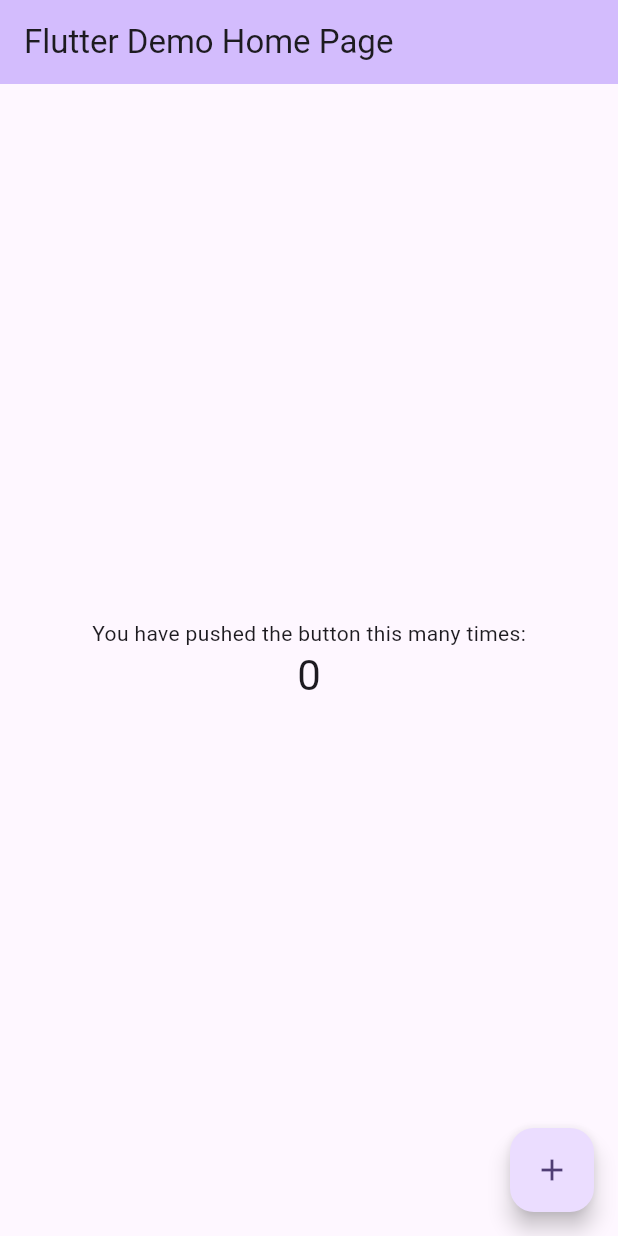
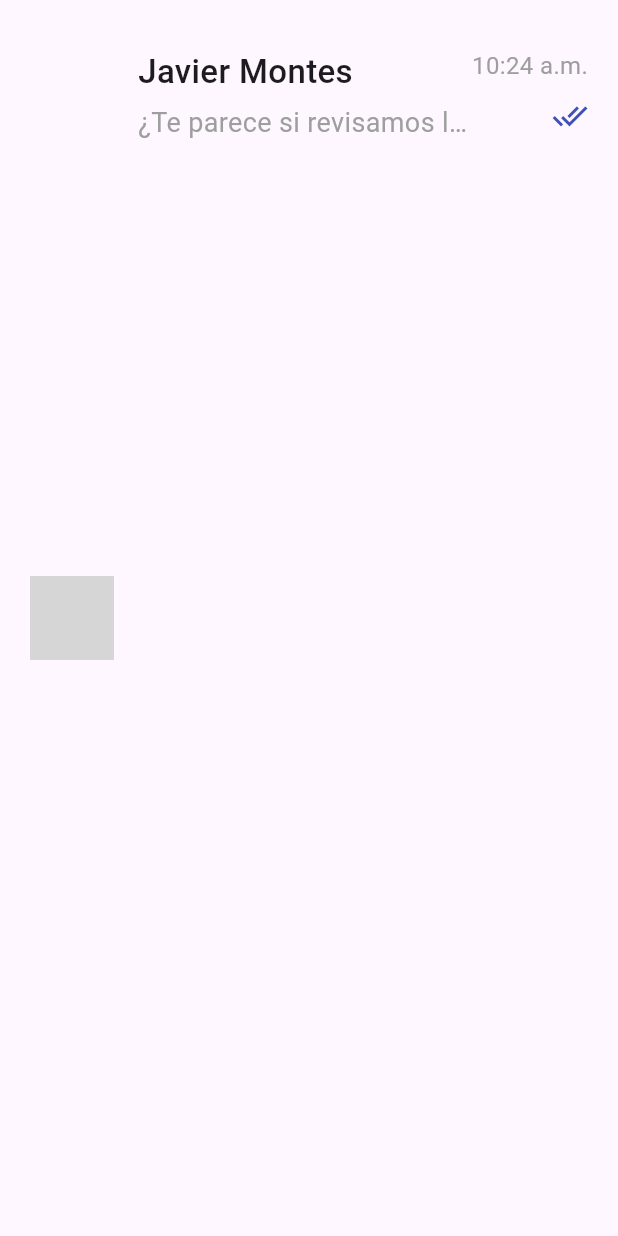
Before and after one commit to JuliianaV2106/ui-basics-flutter, a Flutter app: the screen it shows after launch, on a phone screen of 412 x 824 dp. Run offline on Flutter 3.47's test engine with Material 3 defaults, Android fonts, the phone set to English and light mode, and no system bars; grey boxes are pictures that could not be loaded.

Commit message:
Create reusable conversation item widget

```diff
--- a/lib/main.dart
+++ b/lib/main.dart
@@ -1,121 +1,35 @@
 import 'package:flutter/material.dart';
+import 'widgets/conversation_item.dart';
 
 void main() {
-  runApp(const MyApp());
+  runApp(
+    const MyApp(),
+  );
 }
 
 class MyApp extends StatelessWidget {
   const MyApp({super.key});
 
-  // This widget is the root of your application.
   @override
   Widget build(BuildContext context) {
     return MaterialApp(
-      title: 'Flutter Demo',
-      theme: ThemeData(
-        // This is the theme of your application.
-        //
-        // TRY THIS: Try running your application with "flutter run". You'll see
-        // the application has a purple toolbar. Then, without quitting the app,
-        // try changing the seedColor in the colorScheme below to Colors.green
-        // and then invoke "hot reload" (save your changes or press the "hot
-        // reload" button in a Flutter-supported IDE, or press "r" if you used
-        // the command line to start the app).
-        //
-        // Notice that the counter didn't reset back to zero; the application
-        // state is not lost during the reload. To reset the state, use hot
-        // restart instead.
-        //
-        // This works for code too, not just values: Most code changes can be
-        // tested with just a hot reload.
-        colorScheme: .fromSeed(seedColor: Colors.deepPurple),
-      ),
-      home: const MyHomePage(title: 'Flutter Demo Home Page'),
-    );
-  }
-}
-
-class MyHomePage extends StatefulWidget {
-  const MyHomePage({super.key, required this.title});
-
-  // This widget is the home page of your application. It is stateful, meaning
-  // that it has a State object (defined below) that contains fields that affect
-  // how it looks.
-
-  // This class is the configuration for the state. It holds the values (in this
-  // case the title) provided by the parent (in this case the App widget) and
-  // used by the build method of the State. Fields in a Widget subclass are
-  // always marked "final".
-
-  final String title;
-
-  @override
-  State<MyHomePage> createState() => _MyHomePageState();
-}
-
-class _MyHomePageState extends State<MyHomePage> {
-  int _counter = 0;
-
-  void _incrementCounter() {
-    setState(() {
-      // This call to setState tells the Flutter framework that something has
-      // changed in this State, which causes it to rerun the build method below
-      // so that the display can reflect the updated values. If we changed
-      // _counter without calling setState(), then the build method would not be
-      // called again, and so nothing would appear to happen.
-      _counter++;
-    });
-  }
-
-  @override
-  Widget build(BuildContext context) {
-    // This method is rerun every time setState is called, for instance as done
-    // by the _incrementCounter method above.
-    //
-    // The Flutter framework has been optimized to make rerunning build methods
-    // fast, so that you can just rebuild anything that needs updating rather
-    // than having to individually change instances of widgets.
-    return Scaffold(
-      appBar: AppBar(
-        // TRY THIS: Try changing the color here to a specific color (to
-        // Colors.amber, perhaps?) and trigger a hot reload to see the AppBar
-        // change color while the other colors stay the same.
-        backgroundColor: Theme.of(context).colorScheme.inversePrimary,
-        // Here we take the value from the MyHomePage object that was created by
-        // the App.build method, and use it to set our appbar title.
-        title: Text(widget.title),
-      ),
-      body: Center(
-        // Center is a layout widget. It takes a single child and positions it
-        // in the middle of the parent.
-        child: Column(
-          // Column is also a layout widget. It takes a list of children and
-          // arranges them vertically. By default, it sizes itself to fit its
-          // children horizontally, and tries to be as tall as its parent.
-          //
-          // Column has various properties to control how it sizes itself and
-          // how it positions its children. Here we use mainAxisAlignment to
-          // center the children vertically; the main axis here is the vertical
-          // axis because Columns are vertical (the cross axis would be
-          // horizontal).
-          //
-          // TRY THIS: Invoke "debug painting" (choose the "Toggle Debug Paint"
-          // action in the IDE, or press "p" in the console), to see the
-          // wireframe for each widget.
-          mainAxisAlignment: .center,
-          children: [
-            const Text('You have pushed the button this many times:'),
-            Text(
-              '$_counter',
-              style: Theme.of(context).textTheme.headlineMedium,
+      debugShowCheckedModeBanner: false,
+      home: Scaffold(
+        body: SafeArea(
+          child: Padding(
+            padding: const EdgeInsets.all(20),
+            child: ConversationItem(
+              image: "assets/images/javier.jpg",
+              name: "Javier Montes",
+              message: "¿Te parece si revisamos los diseños?",
+              time: "10:24 a.m.",
+              status: const Icon(
+                Icons.done_all,
+                color: Colors.indigo,
+              ),
             ),
-          ],
+          ),
         ),
-      ),
-      floatingActionButton: FloatingActionButton(
-        onPressed: _incrementCounter,
-        tooltip: 'Increment',
-        child: const Icon(Icons.add),
       ),
     );
   }
--- a/lib/widgets/conversation_item.dart
+++ b/lib/widgets/conversation_item.dart
@@ -0,0 +1,85 @@
+import 'package:flutter/material.dart';
+
+class ConversationItem extends StatelessWidget {
+  final String image;
+  final String name;
+  final String message;
+  final String time;
+  final Widget status;
+
+  const ConversationItem({
+    super.key,
+    required this.image,
+    required this.name,
+    required this.message,
+    required this.time,
+    required this.status,
+  });
+
+  @override
+  Widget build(BuildContext context) {
+    return Padding(
+      padding: const EdgeInsets.symmetric(vertical: 12),
+      child: Row(
+        children: [
+
+          CircleAvatar(
+            radius: 28,
+            backgroundImage: AssetImage(image),
+          ),
+
+          const SizedBox(width: 16),
+
+          Expanded(
+            child: Column(
+              crossAxisAlignment: CrossAxisAlignment.start,
+              children: [
+
+                Text(
+                  name,
+                  style: const TextStyle(
+                    fontSize: 22,
+                    fontWeight: FontWeight.w500,
+                  ),
+                ),
+
+                const SizedBox(height: 6),
+
+                Text(
+                  message,
+                  maxLines: 1,
+                  overflow: TextOverflow.ellipsis,
+                  style: const TextStyle(
+                    fontSize: 18,
+                    color: Colors.grey,
+                  ),
+                ),
+
+              ],
+            ),
+          ),
+
+          Column(
+            crossAxisAlignment: CrossAxisAlignment.end,
+            children: [
+
+              Text(
+                time,
+                style: const TextStyle(
+                  color: Colors.grey,
+                  fontSize: 16,
+                ),
+              ),
+
+              const SizedBox(height: 10),
+
+              status,
+
+            ],
+          )
+
+        ],
+      ),
+    );
+  }
+}
--- a/pubspec.yaml
+++ b/pubspec.yaml
@@ -57,6 +57,9 @@ flutter:
   # the material Icons class.
   uses-material-design: true
 
+  assets:
+    - assets/images/
+
   # To add assets to your application, add an assets section, like this:
   # assets:
   #   - images/a_dot_burr.jpeg
```
Also changed, not shown: lib/assets/images/hombre.jpg (added), lib/assets/images/hombre2.jpg (added), lib/assets/images/mujer.jpg (added), lib/assets/images/mujer2.jpg (added), lib/data/dummy_data.dart (added), lib/utils/colors.dart (added), lib/utils/text_styles.dart (added), 6 other files.
